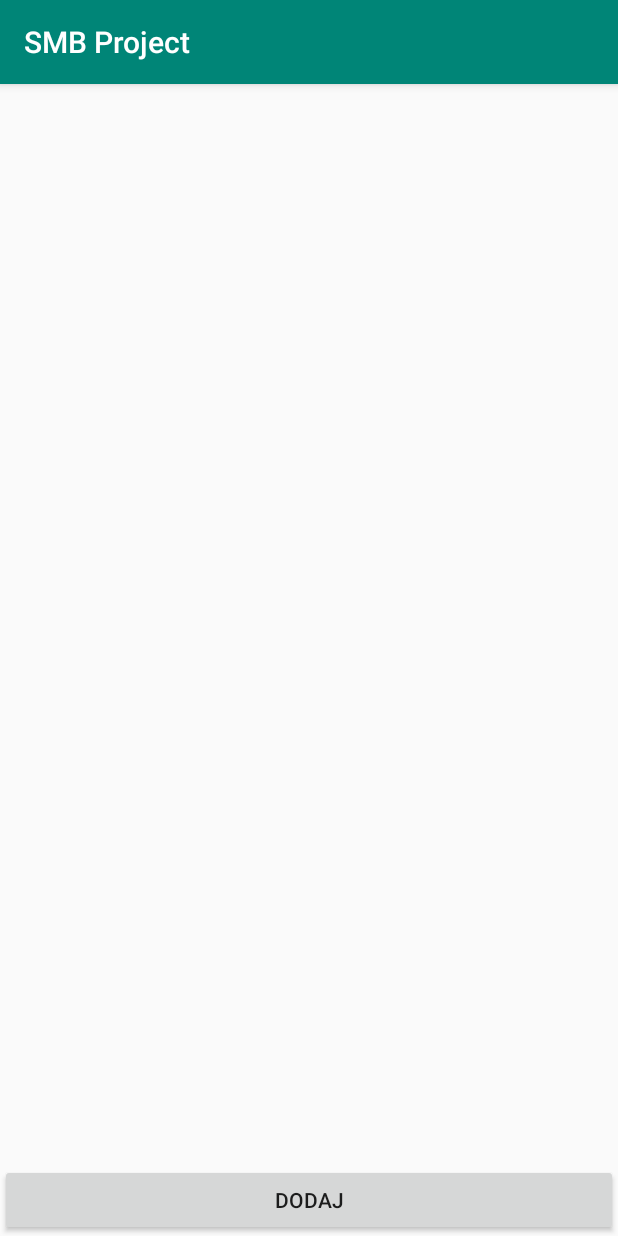
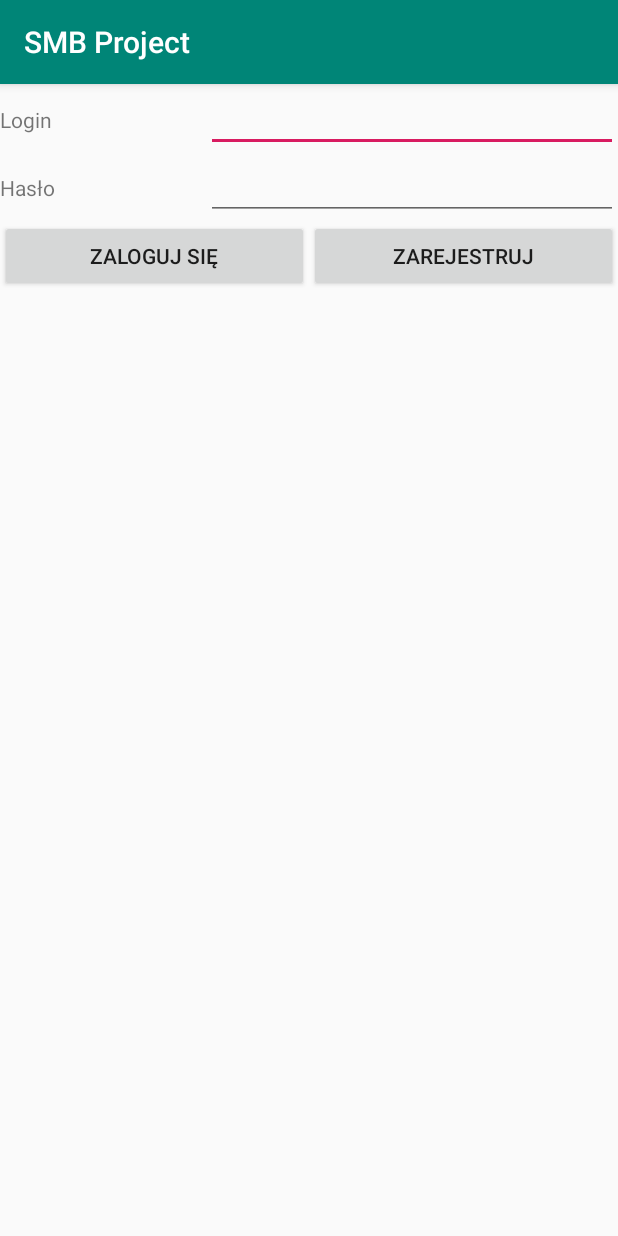
Before and after one commit to LukSpiewak/SMB-Project, an Android app: the FirstExerciseMain screen opened directly, with no data from a screen before it, after a tap on "LISTA", on a phone screen of 412 x 824 dp. Run offline under Robolectric (Android 15) with nearby library versions, the phone set to English and light mode, and no system bars; our stand-ins replace Firebase (no records; nobody signed in at launch, a user with empty details on screens opened directly).

Commit message:
add sign in/sign up with firebase auth

```diff
--- a/app/build.gradle
+++ b/app/build.gradle
@@ -33,7 +33,8 @@ dependencies {
     androidTestImplementation 'com.android.support.test.espresso:espresso-core:3.0.2'
     implementation 'com.android.support:gridlayout-v7:28.0.0'
     implementation 'com.android.support:recyclerview-v7:28.0.0'
-    implementation 'com.google.firebase:firebase-core:16.0.1'
+    implementation 'com.google.firebase:firebase-core:16.0.6'
+    implementation 'com.google.firebase:firebase-auth:16.1.0'
 }
 
 apply plugin: 'com.google.gms.google-services'
--- a/app/src/main/java/smb/pja/smbproject/first/FirstExerciseMain.java
+++ b/app/src/main/java/smb/pja/smbproject/first/FirstExerciseMain.java
@@ -33,7 +33,7 @@ public class FirstExerciseMain extends AppCompatActivity {
     }
 
     private void changeViewToList() {
-        Intent intent = new Intent(this, ListActivity.class);
+        Intent intent = new Intent(this, SignInActivity.class);
         startActivity(intent);
     }
 
--- /dev/null
+++ b/app/src/main/java/smb/pja/smbproject/first/SignInActivity.java
@@ -0,0 +1,68 @@
+package smb.pja.smbproject.first;
+
+import android.content.Intent;
+import android.os.Bundle;
+import android.support.annotation.NonNull;
+import android.support.v7.app.AppCompatActivity;
+import android.text.TextUtils;
+import android.view.View;
+import android.widget.Button;
+import android.widget.EditText;
+import android.widget.TextView;
+import android.widget.Toast;
+
+import com.google.android.gms.tasks.OnCompleteListener;
+import com.google.android.gms.tasks.Task;
+import com.google.firebase.auth.AuthResult;
+import com.google.firebase.auth.FirebaseAuth;
+
+import smb.pja.smbproject.R;
+import smb.pja.smbproject.first.list.ListActivity;
+
+public class SignInActivity extends AppCompatActivity {
+
+    private EditText login;
+    private EditText password;
+
+    private FirebaseAuth auth;
+
+    @Override
+    protected void onCreate(Bundle savedInstanceState) {
+        super.onCreate(savedInstanceState);
+        setContentView(R.layout.activity_sign_in);
+
+        login = findViewById(R.id.sign_in_login_text_editor);
+        password = findViewById(R.id.sign_in_password_text_editor);
+
+        auth = FirebaseAuth.getInstance();
+    }
+
+    public void redirectToSignUp(View view) {
+        Intent intent = new Intent(this, SignUpActivity.class);
+        startActivity(intent);
+    }
+
+    public void signUp(View view) {
+        String mail = login.getText().toString().trim();
+        String pass = password.getText().toString().trim();
+
+        if (TextUtils.isEmpty(mail)) {
+            Toast.makeText(this, "Proszę podać e-mail", Toast.LENGTH_LONG).show();
+            return;
+        }
+        if (TextUtils.isEmpty(pass)) {
+            Toast.makeText(this, "Proszę podać hasło", Toast.LENGTH_LONG).show();
+            return;
+        }
+
+        auth.signInWithEmailAndPassword(mail, pass)
+                .addOnCompleteListener(this, task -> {
+                    if (task.isSuccessful()) {
+                        Intent intent = new Intent(SignInActivity.this, ListActivity.class);
+                        startActivity(intent);
+                    } else {
+                        Toast.makeText(this, "Niepoprawne dane", Toast.LENGTH_LONG).show();
+                    }
+                });
+    }
+}
--- /dev/null
+++ b/app/src/main/res/layout/activity_sign_in.xml
@@ -0,0 +1,83 @@
+<?xml version="1.0" encoding="utf-8"?>
+<android.support.constraint.ConstraintLayout xmlns:android="http://schemas.android.com/apk/res/android"
+    xmlns:app="http://schemas.android.com/apk/res-auto"
+    xmlns:tools="http://schemas.android.com/tools"
+    android:layout_width="match_parent"
+    android:layout_height="match_parent"
+    tools:context=".first.SignInActivity">
+
+    <LinearLayout
+        android:layout_width="match_parent"
+        android:layout_height="match_parent"
+        android:orientation="vertical">
+
+        <LinearLayout
+            android:layout_width="match_parent"
+            android:layout_height="wrap_content"
+            android:orientation="horizontal">
+
+            <TextView
+                android:id="@+id/sign_in_login"
+                android:layout_width="0dp"
+                android:layout_height="wrap_content"
+                android:layout_weight="1"
+                android:text="@string/sign_up_login" />
+
+            <EditText
+                android:id="@+id/sign_in_login_text_editor"
+                android:layout_width="0dp"
+                android:layout_height="wrap_content"
+                android:layout_weight="2"
+                android:ems="10"
+                android:inputType="textEmailAddress" />
+
+        </LinearLayout>
+
+        <LinearLayout
+            android:layout_width="match_parent"
+            android:layout_height="wrap_content"
+            android:orientation="horizontal">
+
+            <TextView
+                android:id="@+id/sign_in_password"
+                android:layout_width="0dp"
+                android:layout_height="wrap_content"
+                android:layout_weight="1"
+                android:text="@string/sign_up_password" />
+
+            <EditText
+                android:id="@+id/sign_in_password_text_editor"
+                android:layout_width="0dp"
+                android:layout_height="wrap_content"
+                android:layout_weight="2"
+                android:ems="10"
+                android:inputType="textPassword" />
+
+        </LinearLayout>
+
+    <LinearLayout
+        android:layout_width="match_parent"
+        android:layout_height="wrap_content"
+        android:orientation="horizontal">
+
+        <Button
+            android:layout_width="match_parent"
+            android:layout_height="wrap_content"
+            android:layout_weight="1"
+            android:id="@+id/sign_in_button"
+            android:text="@string/sign_in_button"
+            android:onClick="signUp"/>
+        <Button
+            android:layout_width="match_parent"
+            android:layout_height="wrap_content"
+            android:layout_weight="1"
+            android:id="@+id/sign_in_create"
+            android:text="@string/sign_up_add_account"
+            android:onClick="redirectToSignUp"/>
+
+    </LinearLayout>
+
+
+    </LinearLayout>
+
+</android.support.constraint.ConstraintLayout>
--- a/app/src/main/res/values/strings.xml
+++ b/app/src/main/res/values/strings.xml
@@ -23,6 +23,11 @@
     <string name="cena">Cena</string>
     <string name="ilo">Ilość</string>
     <string name="kupione">Kupione?</string>
+    <string name="sign_up_login">Login</string>
+    <string name="sign_up_password">Hasło</string>
+    <string name="sign_up_add_account">Zarejestruj</string>
+    <string name="zaloguj_si">Zaloguj się</string>
+    <string name="sign_in_button">Zaloguj się</string>
 
     <string-array name="options_spinner">
         <item>CZERWONY</item>
```
Also changed, not shown: app/src/main/AndroidManifest.xml (+6 -4 lines), app/src/main/java/smb/pja/smbproject/first/SignUpActivity.java (added, +59 -0 lines), app/src/main/res/layout/activity_sign_up.xml (added, +66 -0 lines).
